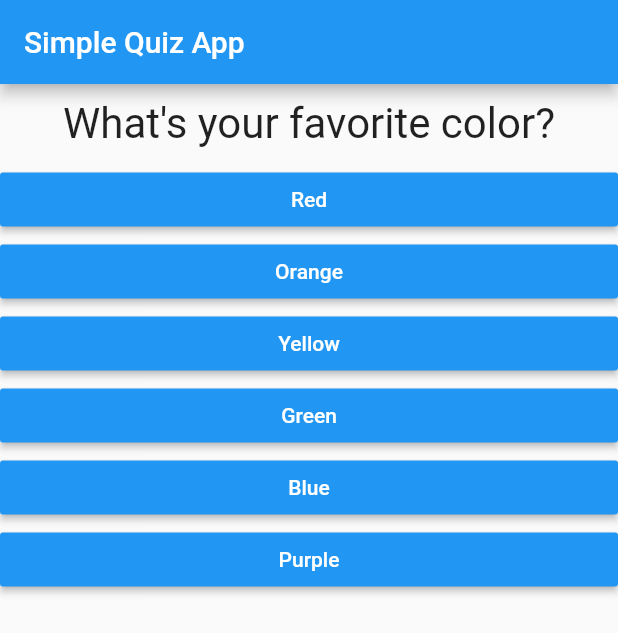
After one commit to MattPerreault/flutter_quiz_app, a Flutter app: the screen it shows after launch, on a phone screen of 412 x 824 dp. The commit adds this screen. Shown: the top 633 px of the screen. Run offline on Flutter 3.47's test engine with Material 2 defaults, Android fonts, the phone set to English and light mode, and no system bars.

Commit message:
Created Quiz widget and embedded into _MyAppState.

```diff
--- a/flutter_quiz_app/lib/main.dart
+++ b/flutter_quiz_app/lib/main.dart
@@ -1,7 +1,7 @@
 import 'package:flutter/material.dart';
 
 import './answer.dart';
-import './question.dart';
+import './quiz.dart';
 
 void main() => runApp(MyApp());
 
@@ -14,7 +14,7 @@ class MyApp extends StatefulWidget {
 
 class _MyAppState extends State<MyApp> {
   var _questionIndex = 0;
-  final questions = const [
+  final _questions = const [
     {
       'questionText': 'What\'s your favorite color?',
       'answers': ['Red', 'Orange', 'Yellow', 'Green', 'Blue', 'Purple']
@@ -33,8 +33,6 @@ class _MyAppState extends State<MyApp> {
     setState(() {
       _questionIndex++;
     });
-
-    if (_questionIndex < questions.length) {}
   }
 
   @override
@@ -44,18 +42,11 @@ class _MyAppState extends State<MyApp> {
         appBar: AppBar(
           title: Text('Simple Quiz App'),
         ),
-        body: _questionIndex < questions.length
-            ? Column(
-                children: [
-                  Question(
-                    questions[_questionIndex]['questionText'],
-                  ),
-                  ...(questions[_questionIndex]['answers'] as List<String>)
-                      .map((answer) {
-                    return Answer(_answerQuestion, answer);
-                  }).toList()
-                ],
-              )
+        body: _questionIndex < _questions.length
+            ? Quiz(
+                answerQuestion: _answerQuestion,
+                questions: _questions,
+                questionIndex: _questionIndex)
             : Center(
                 child: Text('You answered all the questions'),
               ),
--- /dev/null
+++ b/flutter_quiz_app/lib/quiz.dart
@@ -0,0 +1,29 @@
+import 'package:flutter/material.dart';
+
+import './question.dart';
+import './answer.dart';
+
+class Quiz extends StatelessWidget {
+  final Function answerQuestion;
+  final List<Map<String, Object>> questions;
+  final int questionIndex;
+
+  Quiz(
+      {@required this.answerQuestion,
+      @required this.questions,
+      @required this.questionIndex});
+
+  @override
+  Widget build(BuildContext context) {
+    return Column(
+      children: [
+        Question(
+          questions[questionIndex]['questionText'],
+        ),
+        ...(questions[questionIndex]['answers'] as List<String>).map((answer) {
+          return Answer(answerQuestion, answer);
+        }).toList()
+      ],
+    );
+  }
+}
```
Also changed, not shown: flutter_quiz_app/lib/result.dart (added).
